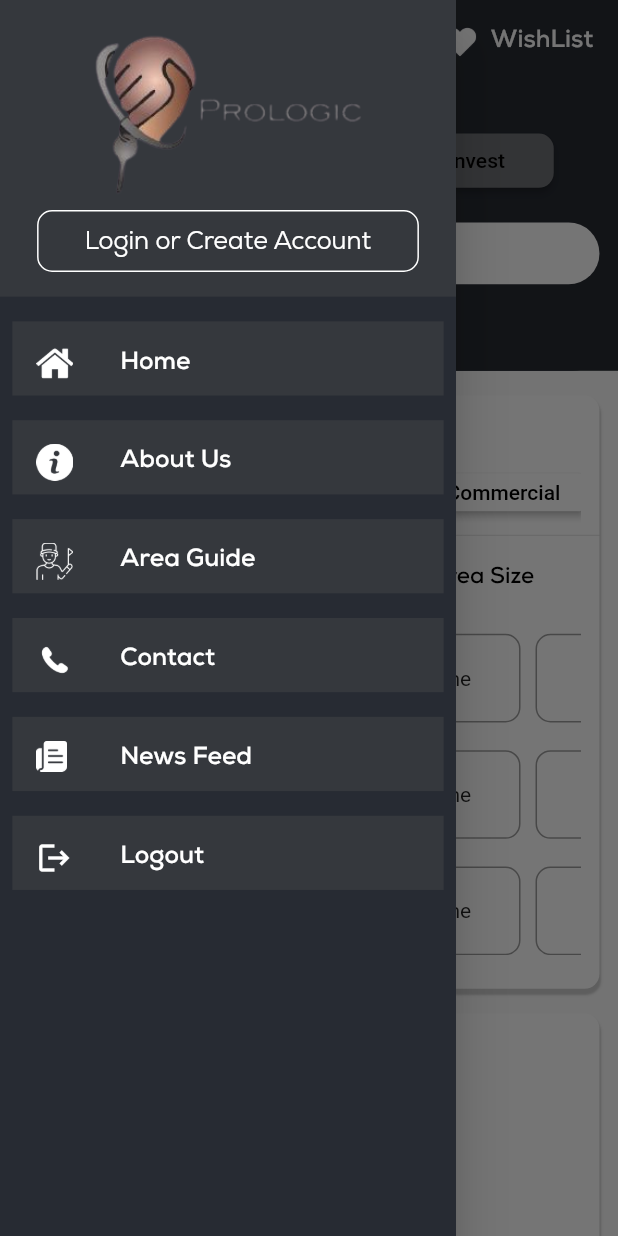
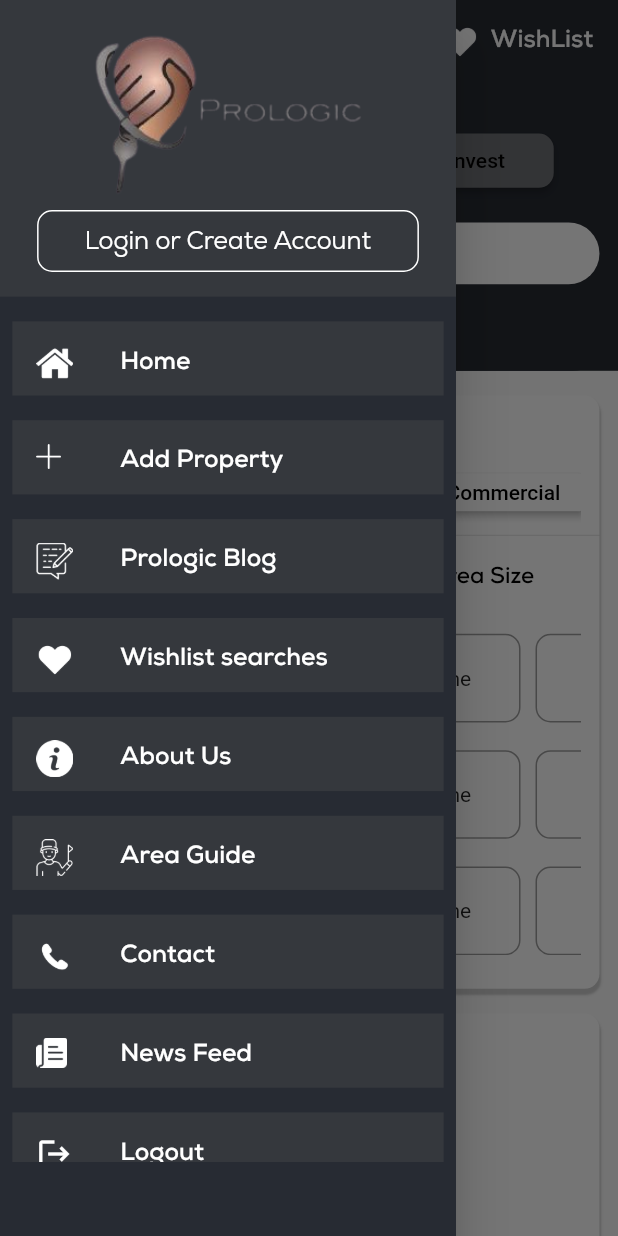
Before and after one commit to atif1994/Real-state-mobile, a Flutter app: the Home screen opened directly, with the side drawer open, on a phone screen of 412 x 824 dp. Run offline on Flutter 3.47's test engine with Material 2 defaults, Android fonts, the light colour scheme and no system bars; drawn by our look-alikes of animated_text_kit; our stand-ins replace cached_network_image, csc_picker, dio, flutter_rating_bar, fluttertoast, get and 4 more; accounts and stored records are empty; network calls fail.

Commit message:
drawer
drawer edit

```diff
--- a/lib/custom_widgets/drawer_widget.dart
+++ b/lib/custom_widgets/drawer_widget.dart
@@ -7,6 +7,7 @@ import 'package:prologic_29/utils/styles/app_textstyles.dart';
 import 'package:prologic_29/utils/styles/custom_decorations.dart';
 import 'package:sizer/sizer.dart';
 
+import '../Views/BlogPage/Blog_page.dart';
 import '../Views/ContactUs/contact_us.dart';
 
 class CustomDrawer extends StatelessWidget {
@@ -58,6 +59,11 @@ class CustomDrawer extends StatelessWidget {
           SizedBox(
             height: 2.0.h,
           ),
+          SizedBox(
+            height: 68.0.h,
+            child: SingleChildScrollView(
+              child: Column(
+                children: [
                   Container(
                     margin: EdgeInsets.only(left: 2.0.w, right: 2.0.w),
                     height: 6.0.h,
@@ -75,6 +81,82 @@ class CustomDrawer extends StatelessWidget {
                           style: AppTextStyles.heading1
                               .copyWith(color: AppColors.colorWhite),
                         ),
+                      ),
+                    ),
+                  ),
+                  //add property
+                  SizedBox(
+                    height: 2.0.h,
+                  ),
+                  Container(
+                    margin: EdgeInsets.only(left: 2.0.w, right: 2.0.w),
+                    height: 6.0.h,
+                    width: 100.0.w,
+                    color: const Color.fromARGB(255, 53, 56, 61),
+                    child: ListTile(
+                      onTap: () {
+                        Get.to(() => const Blogpage2());
+                      },
+                      leading: Image.asset(
+                        AppImageResources.addproperty,
+                        color: AppColors.colorWhite,
+                        height: 2.0.h,
+                      ),
+                      title: Text(
+                        "Add Property",
+                        style: AppTextStyles.heading1
+                            .copyWith(color: AppColors.colorWhite),
+                      ),
+                    ),
+                  ),
+                  //prologic blog
+                  SizedBox(
+                    height: 2.0.h,
+                  ),
+                  Container(
+                    margin: EdgeInsets.only(left: 2.0.w, right: 2.0.w),
+                    height: 6.0.h,
+                    width: 100.0.w,
+                    color: const Color.fromARGB(255, 53, 56, 61),
+                    child: ListTile(
+                      // onTap: () {
+                      //   Get.to(() => const AboutUs());
+                      // },
+                      leading: Image.asset(
+                        AppImageResources.blogger,
+                        color: AppColors.colorWhite,
+                        height: 3.0.h,
+                      ),
+                      title: Text(
+                        "Prologic Blog",
+                        style: AppTextStyles.heading1
+                            .copyWith(color: AppColors.colorWhite),
+                      ),
+                    ),
+                  ),
+
+                  //wishlist
+                  SizedBox(
+                    height: 2.0.h,
+                  ),
+                  Container(
+                    margin: EdgeInsets.only(left: 2.0.w, right: 2.0.w),
+                    height: 6.0.h,
+                    width: 100.0.w,
+                    color: const Color.fromARGB(255, 53, 56, 61),
+                    child: ListTile(
+                      // onTap: () {
+                      //   Get.to(() => const AboutUs());
+                      // },
+                      leading: Image.asset(
+                        AppImageResources.wishlistsearches,
+                        color: AppColors.colorWhite,
+                        height: 3.0.h,
+                      ),
+                      title: Text(
+                        "Wishlist searches",
+                        style: AppTextStyles.heading1
+                            .copyWith(color: AppColors.colorWhite),
                       ),
                     ),
                   ),
@@ -188,6 +270,10 @@ class CustomDrawer extends StatelessWidget {
                             .copyWith(color: AppColors.colorWhite),
                       ),
                     ),
+                  ),
+                ],
+              ),
+            ),
           )
         ],
       ),
--- a/lib/utils/constants/image_resources.dart
+++ b/lib/utils/constants/image_resources.dart
@@ -13,6 +13,9 @@ class AppImageResources {
   static const String property = 'assets/hhh.jpeg';
   static const String bath = 'assets/icons/bath.png';
   static const String bed = 'assets/icons/bed.png';
+  static const String addproperty = 'assets/plus.png';
+  static const String blogger = 'assets/blogger.png';
+  static const String wishlistsearches = 'assets/icons/love.png';
   // static const String comment = ;
   static const String loc = 'assets/icons/loc.png';
   static const String islamabad = 'assets/isb.jpg';
@@ -28,4 +31,5 @@ class AppImageResources {
   static const String square = 'assets/square.png';
   static const String team = 'assets/team.png';
   static const String abt = 'assets/abt.png';
+  static const String blog2 = 'assets/pexels-jessica-bryant-1370704.jpg';
 }
```
Also changed, not shown: lib/Views/BlogPage/Blog_page.dart (added, +239 -0 lines), assets/blogger.png (added), assets/pexels-jessica-bryant-1370704.jpg (added), assets/plus.png (added). Lines whose indentation alone changed are shown as unchanged.
